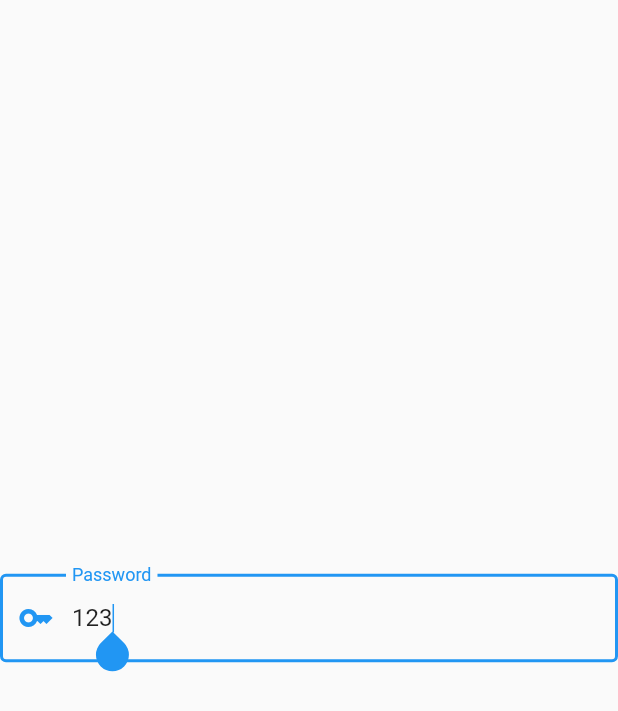
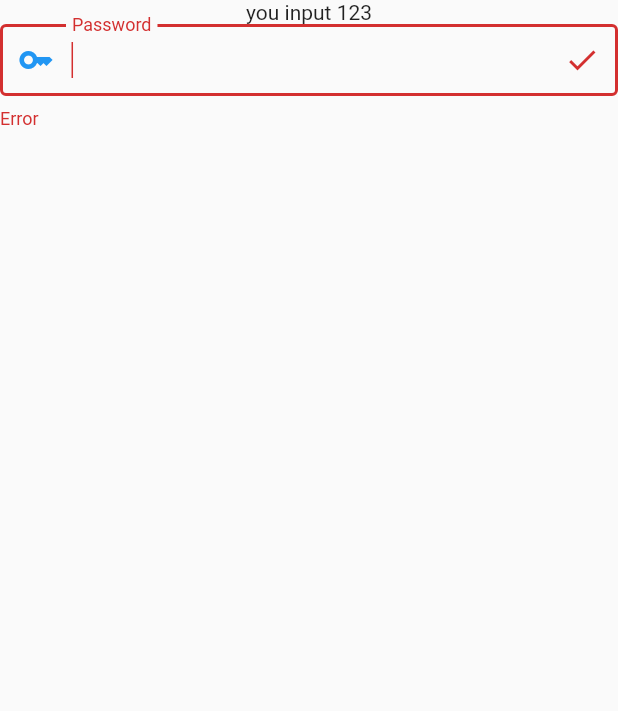
Before and after one commit to xiayulu/flutter-widget-overview, a Flutter app: the ExTextField screen opened directly, on a phone screen of 412 x 824 dp. Shown: the top 711 px of the screen. Run offline on Flutter 3.47's test engine with Material 2 defaults, Android fonts, the phone set to English and light mode, and no system bars; our stand-ins replace fluentui_system_icons, font_awesome_flutter.

Commit message:
action: upload

```diff
--- a/lib/main.dart
+++ b/lib/main.dart
@@ -68,7 +68,7 @@ class MainApp extends StatelessWidget {
           centerTitle: true,
           title: Text("Flutter Built-in Widgets"),
         ),
-        body: ExGridView(),
+        body: ExAutocompleteAsync(),
       ),
     );
   }
--- a/lib/src/form/text_field/text_field.dart
+++ b/lib/src/form/text_field/text_field.dart
@@ -11,6 +11,7 @@ class ExTextField extends StatefulWidget {
 
 class _ExTextFieldState extends State<ExTextField> {
   late TextEditingController _controller;
+  var name = "";
 
   @override
   void initState() {
@@ -28,17 +29,28 @@ class _ExTextFieldState extends State<ExTextField> {
   @override
   Widget build(BuildContext context) {
     return Scaffold(
-      body: Center(
+      body: Column(
+        children: [
+          Text("you input ${_controller.text}"),
+          Center(
             child: TextField(
-          controller: _controller,
-          obscureText: false,
+              // controller: _controller,
+              obscureText: true,
+              obscuringCharacter: "*",
               autofocus: true,
               cursorWidth: 1,
-          keyboardType: TextInputType.datetime,
+              cursorHeight: 24,
+              keyboardType: TextInputType.url,
               decoration: const InputDecoration(
-            border: OutlineInputBorder(),
+                contentPadding: EdgeInsets.only(bottom: 12),
+                border: OutlineInputBorder(
+                  borderSide: BorderSide(color: Colors.red),
+                ),
                 labelText: 'Password',
+                helperText: "Pass",
+                errorText: "Error",
                 prefixIcon: Icon(Icons.key),
+                suffixIcon: Icon(Icons.check),
               ),
               onSubmitted: (String value) async {
                 await showDialog<void>(
@@ -60,7 +72,14 @@ class _ExTextFieldState extends State<ExTextField> {
                   },
                 );
               },
+              onChanged: (String value) {
+                setState(() {
+                  name = value;
+                });
+              },
             ),
+          ),
+        ],
       ),
     );
   }
--- a/lib/src/scroll/page_view/page_view.dart
+++ b/lib/src/scroll/page_view/page_view.dart
@@ -16,7 +16,8 @@ class ExPageView extends StatelessWidget {
     return PageView.builder(
       controller: controller,
       itemCount: 4,
-      // scrollDirection: Axis.vertical,
+      scrollDirection: Axis.vertical,
+      onPageChanged: (value) => print(value),
       itemBuilder: (context, index) => Container(
         color: Color(Random().nextInt(0xffffff)).withOpacity(0.4),
         alignment: Alignment.center,
@@ -31,7 +32,7 @@ class ExPageView extends StatelessWidget {
   Widget _buildKeepAlive() {
     return PageView.builder(
       itemCount: 4,
-      // scrollDirection: Axis.vertical,
+      scrollDirection: Axis.vertical,
       itemBuilder: (context, index) => index & 1 == 1
           ? Container(
               color: Color(Random().nextInt(0xffffff)).withOpacity(0.4),
--- a/lib/src/scroll/tabbar_view/tabbar_view.dart
+++ b/lib/src/scroll/tabbar_view/tabbar_view.dart
@@ -17,9 +17,9 @@ class ExTabBarView extends StatelessWidget {
           toolbarHeight: 0,
           bottom: TabBar(
             labelColor: Colors.black87,
-            // indicator: BoxDecoration(
-            //   color: Colors.amber.shade100
-            // ),
+            indicator: BoxDecoration(
+                color: Colors.amber.shade100,
+                borderRadius: BorderRadius.circular(8)),
             indicatorColor: Colors.amber,
             indicatorSize: TabBarIndicatorSize.label,
             tabs: tabs.map((e) => Tab(text: e)).toList(),
```
Also changed, not shown: lib/src/form/form/form.dart (+5 -2 lines), lib/src/scroll/custom_scroll_view/custom_scroll_view.dart (+18 -6 lines), lib/src/form/radio/radio.dart (line endings or trailing spaces), 1 other file. Lines whose indentation alone changed are shown as unchanged.
